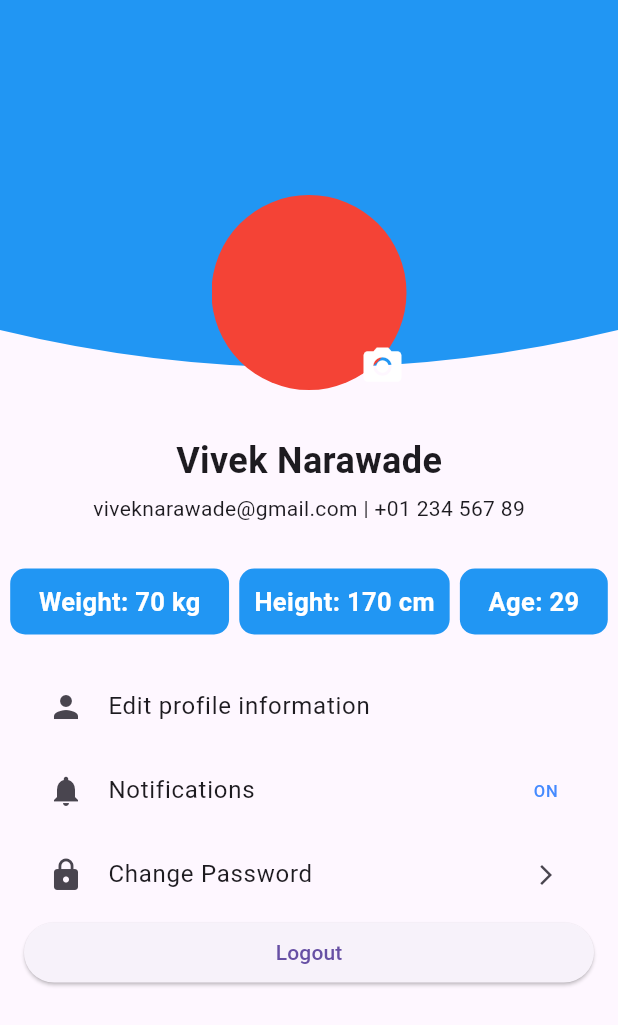
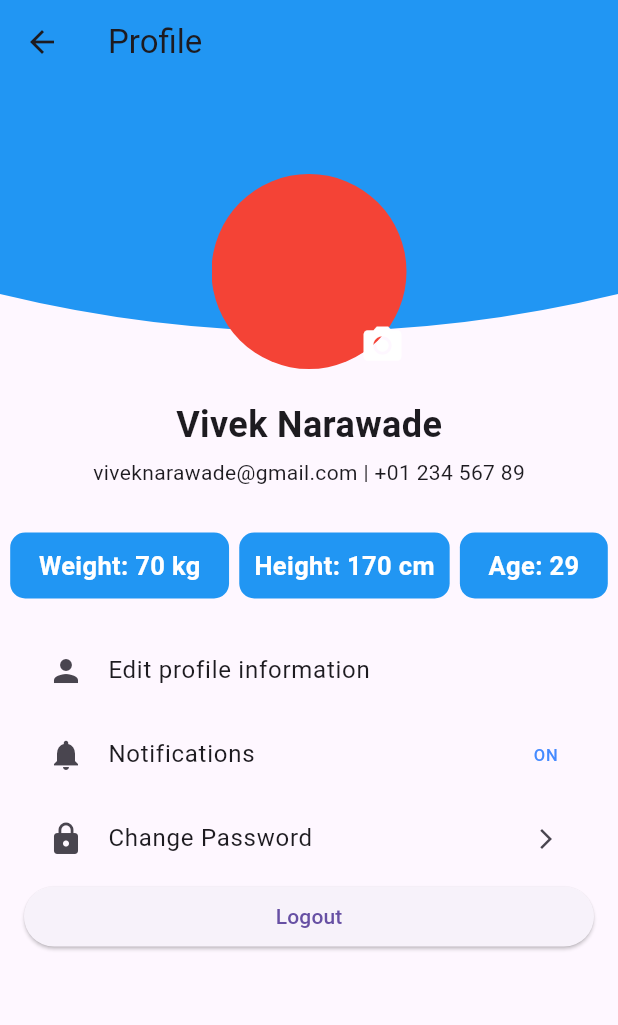
Before and after one commit to viveknarawade/FitnessApp, a Flutter app: the screen it shows after launch, item 3 of the bottom bar chosen, on a phone screen of 412 x 824 dp. Shown: the top 1025 px of the screen. Run offline on Flutter 3.47's test engine with Material 3 defaults, Android fonts, the phone set to English and light mode, and no system bars; our stand-ins replace fl_chart, flutter_svg, google_fonts; missing offline and left inert: simple_animation_progress_bar; statements that could not run were skipped.

Commit message:
ui completed

```diff
--- a/FitLife/lib/Dashboard/profile_ui.dart
+++ b/FitLife/lib/Dashboard/profile_ui.dart
@@ -9,6 +9,12 @@ class _ProfileUiState extends State<ProfileUi> {
   @override
   Widget build(BuildContext context) {
     return Scaffold(
+      appBar: AppBar(
+        backgroundColor: Colors.blue,
+        title: Text("Profile"),
+
+
+      ),
       body: Column(
         children: [
           Stack(
@@ -18,13 +24,13 @@ class _ProfileUiState extends State<ProfileUi> {
                 clipper: ContainerClipper(),
                 child: Container(
                   width: MediaQuery.of(context).size.width,
-                  height: 270,
+                  height: 190,
                   color: Colors.blue,
                 ),
               ),
               // Profile picture and camera icon
               Positioned(
-                top: 130,
+                top: 60,
                 left: MediaQuery.of(context).size.width / 2 - 65,
                 child: Stack(
                   children: [
--- a/FitLife/lib/Meal_Planner/dinner.dart
+++ b/FitLife/lib/Meal_Planner/dinner.dart
@@ -12,7 +12,7 @@ class _BreakfastState extends State {
   @override
   Widget build(context) {
     return ListView.builder(
-      itemCount:5,
+      itemCount:2,
       shrinkWrap: true,
       itemBuilder: (context, index) {
         return Container(
--- a/FitLife/pubspec.yaml
+++ b/FitLife/pubspec.yaml
@@ -41,6 +41,7 @@ flutter:
       - assets/icon/dinner.svg
       - assets/icon/fire.svg
       - assets/icon/bell.svg
+      - assets/icon/bell-home.svg
       - assets/meal/meal1.svg
       - assets/meal/meal2.svg
       - assets/workout/fullbody.svg
```
Also changed, not shown: FitLife/lib/Dashboard/home_ui.dart (+21 -22 lines), FitLife/lib/Meal_Planner/breakfast.dart (+9 -9 lines), FitLife/assets/icon/bell-home.svg (added), FitLife/pubspec.lock.
